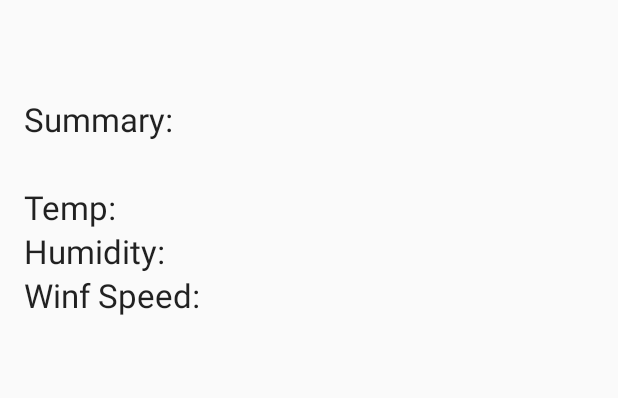
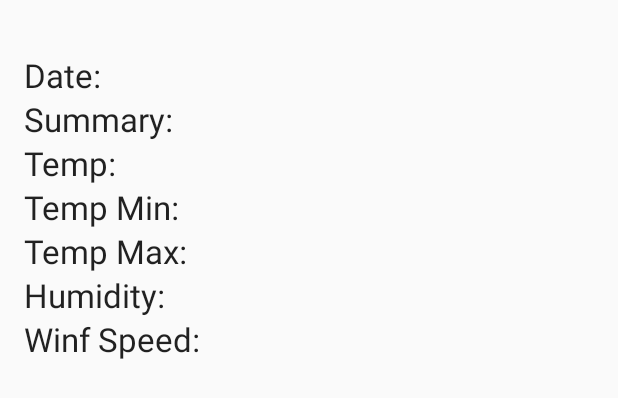
Before and after one commit to weisssean/P2SWeather, an Android app: the layout fragment_current_weather.xml on its own in the app's theme, with its tools: preview values and no code run, on a phone screen of 412 x 824 dp. Shown: the top 398 px of the screen. Run offline under Robolectric (Android 15) with nearby library versions, the phone set to English and light mode, and no system bars.

Commit message:
graphics and temp fixes

```diff
--- a/app/build.gradle
+++ b/app/build.gradle
@@ -32,6 +32,10 @@ android {
             proguardFiles getDefaultProguardFile('proguard-android.txt'), 'proguard-rules.pro'
         }
     }
+    lintOptions {
+        abortOnError false
+    }
+
 }
 
 dependencies {
--- a/app/src/main/res/layout/activity_forecast.xml
+++ b/app/src/main/res/layout/activity_forecast.xml
@@ -4,7 +4,8 @@
     xmlns:tools="http://schemas.android.com/tools"
     xmlns:app="http://schemas.android.com/apk/res-auto" android:id="@+id/main_content"
     android:layout_width="match_parent" android:layout_height="match_parent"
-    android:fitsSystemWindows="true" tools:context=".ForecastActivity">
+    android:fitsSystemWindows="true" tools:context=".ForecastActivity"
+    android:background="@drawable/bg_app">
 
     <android.support.design.widget.AppBarLayout android:id="@+id/appbar"
         android:layout_width="match_parent" android:layout_height="wrap_content"
--- a/app/src/main/res/layout/fragment_current_weather.xml
+++ b/app/src/main/res/layout/fragment_current_weather.xml
@@ -15,7 +15,7 @@
         android:layout_width="match_parent"
         android:layout_height="wrap_content"
         android:orientation="horizontal"
-        android:visibility="invisible">
+        android:visibility="gone">
 
         <TextView
             android:id="@+id/txt_lat"
@@ -31,6 +31,28 @@
             android:layout_weight="1"
             android:textAppearance="?android:attr/textAppearanceLarge" />
     </LinearLayout>
+
+
+    <LinearLayout
+        android:layout_width="match_parent"
+        android:layout_height="wrap_content"
+        android:orientation="horizontal">
+
+        <TextView
+            android:layout_width="0dp"
+            android:layout_height="wrap_content"
+            android:layout_weight="1"
+            android:text="Date:"
+            android:textAppearance="?android:attr/textAppearanceLarge" />
+
+        <TextView
+            android:id="@+id/txt_date"
+            android:layout_width="0dp"
+            android:layout_height="wrap_content"
+            android:layout_weight="1"
+            android:textAppearance="?android:attr/textAppearanceLarge" />
+    </LinearLayout>
+
 
     <LinearLayout
         android:layout_width="match_parent"
@@ -53,27 +75,7 @@
     </LinearLayout>
 
     <LinearLayout
-        android:layout_width="match_parent"
-        android:layout_height="wrap_content"
-        android:orientation="horizontal"
-        android:visibility="invisible">
-
-        <TextView
-            android:layout_width="0dp"
-            android:layout_height="wrap_content"
-            android:layout_weight="1"
-            android:text="Date:"
-            android:textAppearance="?android:attr/textAppearanceLarge" />
-
-        <TextView
-            android:id="@+id/txt_date"
-            android:layout_width="0dp"
-            android:layout_height="wrap_content"
-            android:layout_weight="1"
-            android:textAppearance="?android:attr/textAppearanceLarge" />
-    </LinearLayout>
-
-    <LinearLayout
+        android:id="@+id/ll_tempHolder"
         android:layout_width="match_parent"
         android:layout_height="wrap_content"
         android:orientation="horizontal">
@@ -91,6 +93,53 @@
             android:layout_height="wrap_content"
             android:layout_weight="1"
             android:textAppearance="?android:attr/textAppearanceLarge" />
+    </LinearLayout>
+
+    <LinearLayout
+        android:id="@+id/ll_minMaxHolder"
+        android:layout_width="match_parent"
+        android:layout_height="wrap_content"
+        android:orientation="vertical">
+
+        <LinearLayout
+            android:layout_width="match_parent"
+            android:layout_height="wrap_content"
+            android:orientation="horizontal">
+
+            <TextView
+                android:layout_width="0dp"
+                android:layout_height="wrap_content"
+                android:layout_weight="1"
+                android:text="Temp Min:"
+                android:textAppearance="?android:attr/textAppearanceLarge" />
+
+            <TextView
+                android:id="@+id/txt_temperatureMin"
+                android:layout_width="0dp"
+                android:layout_height="wrap_content"
+                android:layout_weight="1"
+                android:textAppearance="?android:attr/textAppearanceLarge" />
+        </LinearLayout>
+
+        <LinearLayout
+            android:layout_width="match_parent"
+            android:layout_height="wrap_content"
+            android:orientation="horizontal">
+
+            <TextView
+                android:layout_width="0dp"
+                android:layout_height="wrap_content"
+                android:layout_weight="1"
+                android:text="Temp Max:"
+                android:textAppearance="?android:attr/textAppearanceLarge" />
+
+            <TextView
+                android:id="@+id/txt_temperatureMax"
+                android:layout_width="0dp"
+                android:layout_height="wrap_content"
+                android:layout_weight="1"
+                android:textAppearance="?android:attr/textAppearanceLarge" />
+        </LinearLayout>
     </LinearLayout>
 
     <LinearLayout
@@ -117,12 +166,14 @@
         android:layout_width="match_parent"
         android:layout_height="wrap_content"
         android:orientation="horizontal">
+
         <TextView
             android:layout_width="0dp"
             android:layout_height="wrap_content"
             android:layout_weight="1"
             android:text="Winf Speed:"
             android:textAppearance="?android:attr/textAppearanceLarge" />
+
         <TextView
             android:id="@+id/txt_windSpeed"
             android:layout_width="0dp"
```
Also changed, not shown: app/src/main/java/com/p2s/weatherforecast/activities/ForecastActivity.java (added, +336 -0 lines), app/src/main/java/com/p2s/weatherforecast/classes/Weather.java (+11 -0 lines), app/src/main/java/com/p2s/weatherforecast/fragments/CurrentWeatherFragment.java (+32 -2 lines), app/src/main/ic_launcher-web.png (added), app/src/main/res/drawable-xxhdpi/bg_app.png (added), app/src/main/res/mipmap-hdpi/ic_launcher.png, app/src/main/res/mipmap-mdpi/ic_launcher.png, app/src/main/res/mipmap-xhdpi/ic_launcher.png, app/src/main/res/mipmap-xxhdpi/ic_launcher.png, app/src/main/res/mipmap-xxxhdpi/ic_launcher.png, 2 other files.
